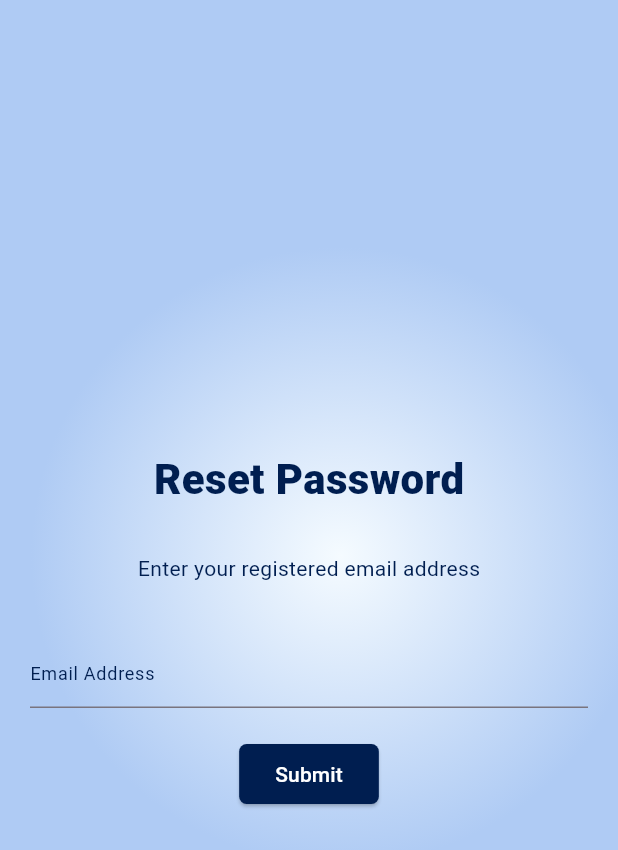
After one commit to navendunandu/nuParent, a Flutter app: the screen it shows after launch, after a tap on "Forget Password ?", on a phone screen of 412 x 824 dp. The commit adds this screen. Shown: the top 850 px of the screen. Run offline on Flutter 3.47's test engine with Material 3 defaults, Android fonts, the phone set to English and light mode, and no system bars; our stand-ins replace chewie, cloud_firestore, firebase_auth, firebase_core, firebase_storage, flutter_tts and 8 more; missing offline and left inert: flutter_ringtone_player; accounts and stored records are empty; network calls fail.

Commit message:
forget password

```diff
--- /dev/null
+++ b/Mobile/lib/forget_password.dart
@@ -0,0 +1,124 @@
+// ignore_for_file: use_build_context_synchronously
+
+import 'dart:io';
+import 'package:firebase_auth/firebase_auth.dart';
+import 'package:flutter/material.dart';
+import 'package:nu_parent/main.dart';
+
+class ForgotPassword extends StatelessWidget {
+  const ForgotPassword({Key? key}) : super(key: key);
+
+  Future<void> resetPassword(BuildContext context, String email) async {
+    try {
+      await FirebaseAuth.instance.sendPasswordResetEmail(email: email);
+      showDialog(
+        context: context,
+        builder: (BuildContext context) {
+          return AlertDialog(
+            title: const Text('Password Reset Email Sent'),
+            content: const Text(
+              'An email with instructions to reset your password has been sent to your email address.',
+            ),
+            actions: [
+              TextButton(
+                onPressed: () {
+                  exit(0);
+                },
+                child: const Text('OK'),
+              ),
+            ],
+          );
+        },
+      );
+    } catch (e) {
+      showDialog(
+        context: context,
+        builder: (BuildContext context) {
+          return AlertDialog(
+            title: const Text('Password Reset Failed'),
+            content: Text(e.toString()),
+            actions: [
+              TextButton(
+                onPressed: () {
+                  Navigator.pop(context);
+                },
+                child: const Text('OK'),
+              ),
+            ],
+          );
+        },
+      );
+    }
+  }
+
+  @override
+  Widget build(BuildContext context) {
+    final TextEditingController emailController = TextEditingController();
+
+    return Scaffold(
+      body: SafeArea(
+          child: Container(
+        decoration: const BoxDecoration(
+                  gradient: RadialGradient(
+                colors: [
+                  Color.fromARGB(255, 245, 251, 255),
+                  Color.fromARGB(255, 175, 203, 244),
+                ],
+                radius: .5, // Adjust the radius based on your preference
+                center: Alignment(0.1, -.1),
+              )),
+        child: Center(
+          child: Column(
+            mainAxisAlignment: MainAxisAlignment.center,
+            crossAxisAlignment: CrossAxisAlignment.center,
+            children: [
+              Container(
+                margin: const EdgeInsets.all(10),
+                padding: const EdgeInsets.all(5),
+                child: const Text("Reset Password",
+                    style: TextStyle(
+                        color: AppColors.primaryColor,
+                        fontWeight: FontWeight.w800,
+                        fontSize: 28)),
+              ),
+              Container(
+                margin: const EdgeInsets.all(10),
+                padding: const EdgeInsets.all(5),
+                child: const Text("Enter your registered email address",
+                    style: TextStyle(
+                        color: AppColors.primaryColor,
+                        fontWeight: FontWeight.w400,
+                        fontSize: 14)),
+              ),
+              Container(
+                margin: const EdgeInsets.all(15),
+                padding: const EdgeInsets.all(5),
+                child: TextField(
+                  controller: emailController,
+                  decoration: const InputDecoration(
+                      hintText: "Email Address",
+                      hintStyle: TextStyle(color: AppColors.primaryColor, fontSize: 12)),
+                ),
+              ),
+              ElevatedButton(
+                  onPressed: () {
+                    resetPassword(context, emailController.text);
+                  },
+                  style: ButtonStyle(
+                      backgroundColor: MaterialStateProperty.all<Color>(
+                          AppColors.primaryColor),
+                      shape: MaterialStateProperty.all<RoundedRectangleBorder>(
+                          RoundedRectangleBorder(
+                        borderRadius: BorderRadius.circular(5),
+                      ))),
+                  child: const Text(
+                    "Submit",
+                    style: TextStyle(color: Colors.white),
+                  ))
+            ],
+          ),
+        ),
+      )),
+    );
+  }
+}
--- a/Mobile/lib/login_screen.dart
+++ b/Mobile/lib/login_screen.dart
@@ -2,6 +2,7 @@ import 'package:flutter/material.dart';
 import 'package:nu_parent/child_dashboard.dart';
 import 'package:nu_parent/main.dart';
 import 'package:nu_parent/registration_screen.dart';
+import 'package:nu_parent/forget_password.dart';
 import 'package:fluttertoast/fluttertoast.dart';
 import 'package:firebase_auth/firebase_auth.dart';
 import 'package:shared_preferences/shared_preferences.dart';
@@ -183,7 +184,7 @@ class _LoginScreenState extends State<LoginScreen> {
                         ),
                         GestureDetector(
                           onTap: () {
-                            print('Forget Password!');
+                            Navigator.push(context, MaterialPageRoute(builder: (context) => const ForgotPassword(),));
                           },
                           child: const Text(
                             'Forget Password ?',
```
Also changed, not shown: Mobile/lib/registration_screen.dart (+73 -9 lines).
